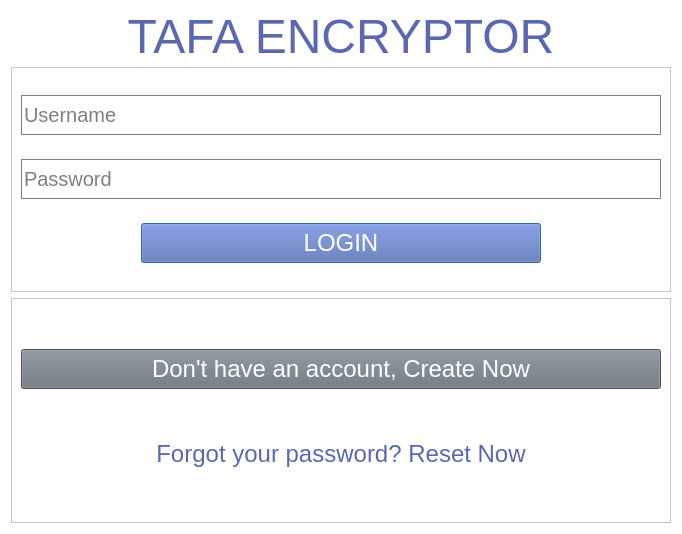
thaka-creations/player_encryptor, file ui/login_v2.ui: the form before one commit.
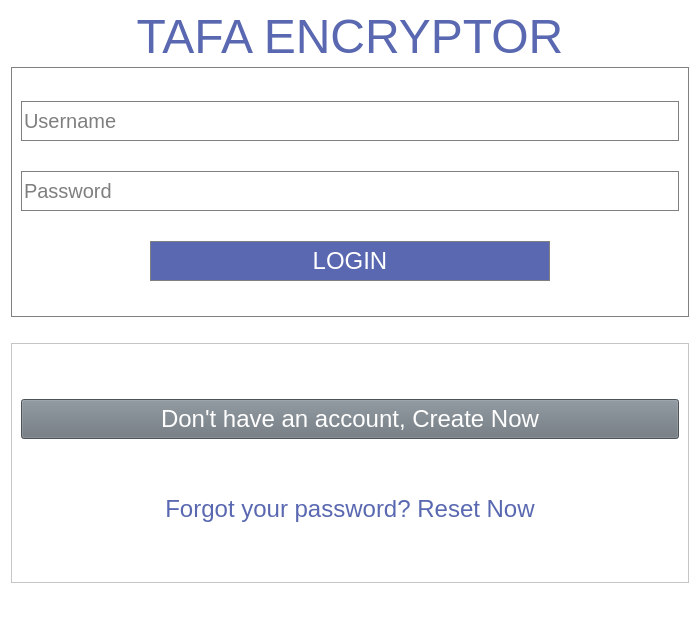
The form after the commit.

Diff of the .ui file:
```diff
--- a/ui/login_v2.ui
+++ b/ui/login_v2.ui
@@ -6,10 +6,16 @@
    <rect>
     <x>0</x>
     <y>0</y>
-    <width>682</width>
-    <height>534</height>
+    <width>700</width>
+    <height>634</height>
    </rect>
   </property>
+  <property name="maximumSize">
+   <size>
+    <width>700</width>
+    <height>16777215</height>
+   </size>
+  </property>
   <property name="windowTitle">
    <string>Tafa Encryptor Login</string>
   </property>
@@ -21,7 +27,7 @@
     <widget class="QLabel" name="label">
      <property name="maximumSize">
       <size>
-       <width>16777215</width>
+       <width>700</width>
        <height>50</height>
       </size>
      </property>
@@ -43,6 +49,21 @@
    </item>
    <item>
     <widget class="QFrame" name="frame">
+     <property name="minimumSize">
+      <size>
+       <width>600</width>
+       <height>250</height>
+      </size>
+     </property>
+     <property name="maximumSize">
+      <size>
+       <width>700</width>
+       <height>16777215</height>
+      </size>
+     </property>
+     <property name="styleSheet">
+      <string notr="true">border: 1px solid grey;</string>
+     </property>
      <property name="frameShape">
       <enum>QFrame::StyledPanel</enum>
      </property>
@@ -137,8 +158,36 @@
      </layout>
     </widget>
    </item>
+   <item>
+    <spacer name="verticalSpacer">
+     <property name="orientation">
+      <enum>Qt::Vertical</enum>
+     </property>
+     <property name="sizeType">
+      <enum>QSizePolicy::Fixed</enum>
+     </property>
+     <property name="sizeHint" stdset="0">
+      <size>
+       <width>20</width>
+       <height>20</height>
+      </size>
+     </property>
+    </spacer>
+   </item>
    <item>
     <widget class="QFrame" name="frame_2">
+     <property name="minimumSize">
+      <size>
+       <width>600</width>
+       <height>0</height>
+      </size>
+     </property>
+     <property name="maximumSize">
+      <size>
+       <width>700</width>
+       <height>16777215</height>
+      </size>
+     </property>
      <property name="frameShape">
       <enum>QFrame::StyledPanel</enum>
      </property>
@@ -195,6 +244,22 @@
      </layout>
     </widget>
    </item>
+   <item>
+    <spacer name="verticalSpacer_2">
+     <property name="orientation">
+      <enum>Qt::Vertical</enum>
+     </property>
+     <property name="sizeType">
+      <enum>QSizePolicy::Fixed</enum>
+     </property>
+     <property name="sizeHint" stdset="0">
+      <size>
+       <width>20</width>
+       <height>40</height>
+      </size>
+     </property>
+    </spacer>
+   </item>
   </layout>
  </widget>
  <resources/>
```
